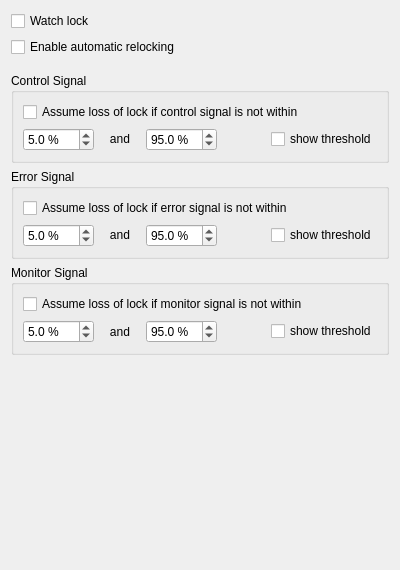
The window that linien-gui/linien_gui/ui/relocking_panel.ui (linien-org/linien) describes before a commit, drawn with Qt 5.
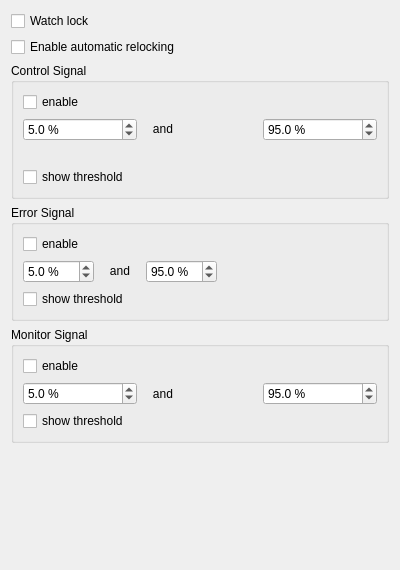
The same window after the commit. Custom widgets are drawn as their Qt base class.

Commit message: improve layout of right panel

Patch:
```diff
--- a/linien-gui/linien_gui/ui/relocking_panel.ui
+++ b/linien-gui/linien_gui/ui/relocking_panel.ui
@@ -11,14 +11,14 @@
    </rect>
   </property>
   <property name="sizePolicy">
-   <sizepolicy hsizetype="MinimumExpanding" vsizetype="Preferred">
+   <sizepolicy hsizetype="Preferred" vsizetype="Preferred">
     <horstretch>0</horstretch>
     <verstretch>0</verstretch>
    </sizepolicy>
   </property>
   <property name="minimumSize">
    <size>
-    <width>400</width>
+    <width>350</width>
     <height>0</height>
    </size>
   </property>
@@ -40,22 +40,6 @@
      </property>
     </widget>
    </item>
-   <item>
-    <spacer name="verticalSpacer_2">
-     <property name="orientation">
-      <enum>Qt::Vertical</enum>
-     </property>
-     <property name="sizeType">
-      <enum>QSizePolicy::Fixed</enum>
-     </property>
-     <property name="sizeHint" stdset="0">
-      <size>
-       <width>20</width>
-       <height>10</height>
-      </size>
-     </property>
-    </spacer>
-   </item>
    <item>
     <widget class="QGroupBox" name="controlSignalGroupBox">
      <property name="title">
@@ -65,7 +49,7 @@
       <item>
        <widget class="QCheckBox" name="watchLockOnControlCheckBox">
         <property name="text">
-         <string>Assume loss of lock if control signal is not within</string>
+         <string>enable</string>
         </property>
        </widget>
       </item>
@@ -116,8 +100,10 @@
           </property>
          </widget>
         </item>
+       </layout>
+      </item>
         <item>
-         <spacer name="horizontalSpacer_3">
+       <spacer name="horizontalSpacer_2">
           <property name="orientation">
            <enum>Qt::Horizontal</enum>
           </property>
@@ -137,8 +123,6 @@
          </widget>
         </item>
        </layout>
-      </item>
-     </layout>
     </widget>
    </item>
    <item>
@@ -156,7 +140,7 @@
       <item>
        <widget class="QCheckBox" name="watchLockOnErrorCheckBox">
         <property name="text">
-         <string>Assume loss of lock if error signal is not within</string>
+         <string>enable</string>
         </property>
        </widget>
       </item>
@@ -208,7 +192,7 @@
          </widget>
         </item>
         <item>
-         <spacer name="horizontalSpacer_2">
+         <spacer name="horizontalSpacer">
           <property name="orientation">
            <enum>Qt::Horizontal</enum>
           </property>
@@ -219,6 +203,8 @@
            </size>
           </property>
          </spacer>
+        </item>
+       </layout>
         </item>
         <item>
          <widget class="QCheckBox" name="plotErrorThresholdCheckBox">
@@ -228,8 +214,6 @@
          </widget>
         </item>
        </layout>
-      </item>
-     </layout>
     </widget>
    </item>
    <item>
@@ -241,7 +225,7 @@
       <item>
        <widget class="QCheckBox" name="watchLockMonitorCheckBox">
         <property name="text">
-         <string>Assume loss of lock if monitor signal is not within</string>
+         <string>enable</string>
         </property>
        </widget>
       </item>
@@ -292,18 +276,7 @@
           </property>
          </widget>
         </item>
-        <item>
-         <spacer name="horizontalSpacer">
-          <property name="orientation">
-           <enum>Qt::Horizontal</enum>
-          </property>
-          <property name="sizeHint" stdset="0">
-           <size>
-            <width>40</width>
-            <height>20</height>
-           </size>
-          </property>
-         </spacer>
+       </layout>
         </item>
         <item>
          <widget class="QCheckBox" name="plotMonitorThresholdCheckBox">
@@ -311,8 +284,6 @@
            <string>show threshold</string>
           </property>
          </widget>
-        </item>
-       </layout>
       </item>
      </layout>
     </widget>
```
Lines whose indentation alone changed are shown as unchanged. The commit also changes 7 other files.
